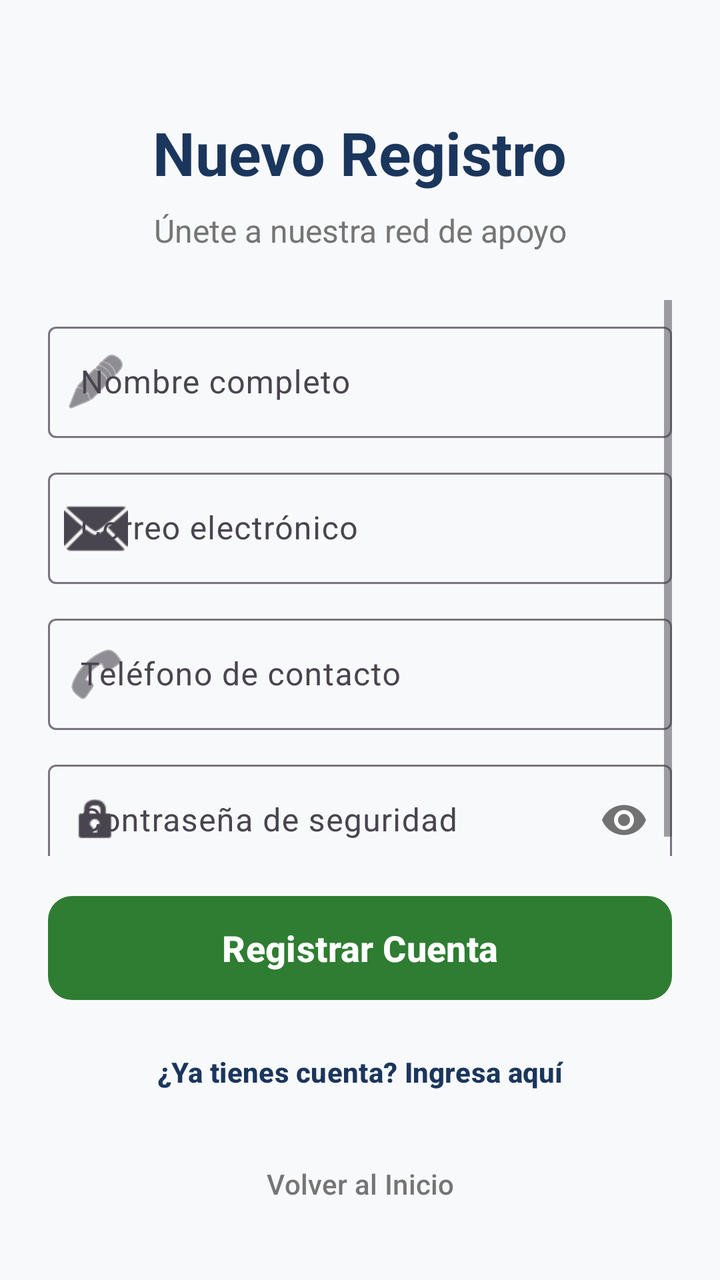
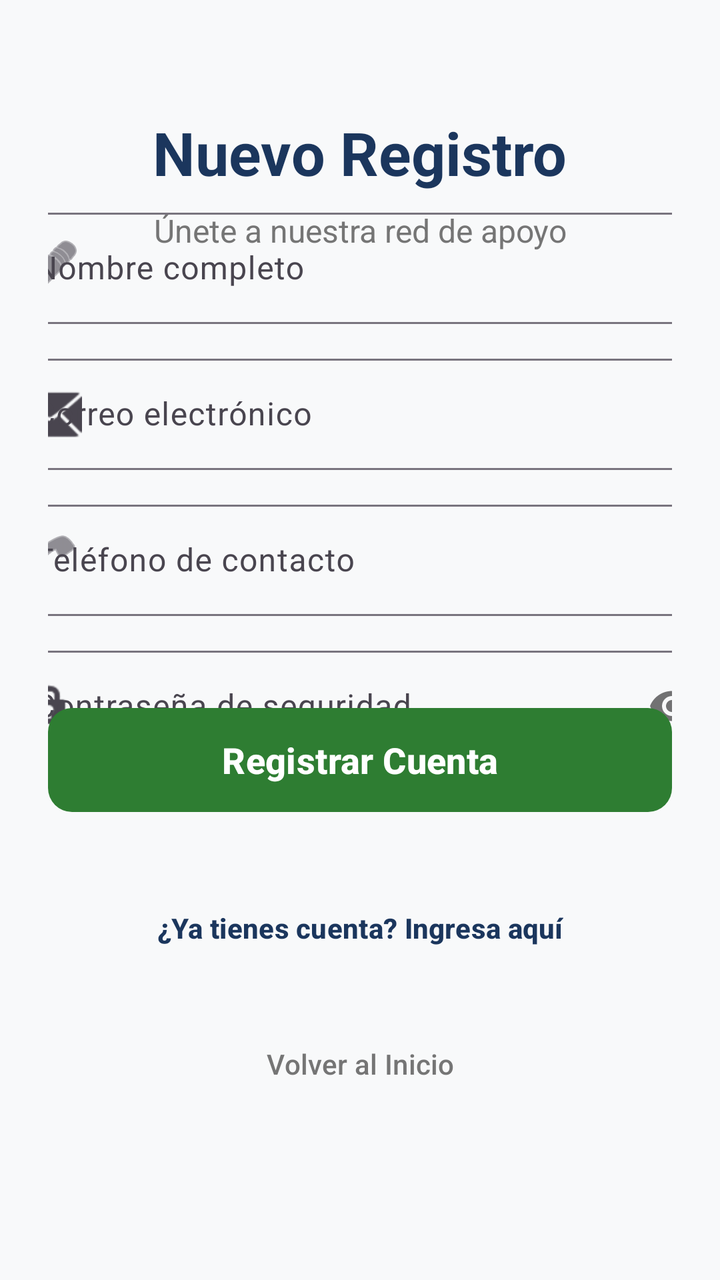

Two renders of the same Android screen: before a commit and after it. Below are the layout's source before the change and the commit's diff.
<!-- AndroidManifest.xml: application theme Theme.Voluntarios -->
<!-- res/layout/activity_registro_voluntario.xml -->
<?xml version="1.0" encoding="utf-8"?>
<androidx.constraintlayout.widget.ConstraintLayout xmlns:android="http://schemas.android.com/apk/res/android"
    xmlns:app="http://schemas.android.com/apk/res-auto"
    xmlns:tools="http://schemas.android.com/tools"
    android:layout_width="match_parent"
    android:layout_height="match_parent"
    android:background="@color/background_light"
    android:padding="24dp"
    tools:context=".RegistroVoluntarioActivity">

    <TextView
        android:id="@+id/txtRegTitulo"
        android:layout_width="wrap_content"
        android:layout_height="wrap_content"
        android:layout_marginTop="32dp"
        android:text="@string/reg_titulo"
        android:textColor="@color/primary_blue"
        android:textSize="30sp"
        android:textStyle="bold"
        app:layout_constraintLeft_toLeftOf="parent"
        app:layout_constraintRight_toRightOf="parent"
        app:layout_constraintTop_toTopOf="parent" />

    <TextView
        android:id="@+id/txtRegSubtitulo"
        android:layout_width="wrap_content"
        android:layout_height="wrap_content"
        android:layout_marginTop="8dp"
        android:text="@string/reg_subtitulo"
        android:textColor="@color/text_secondary"
        android:textSize="16sp"
        app:layout_constraintLeft_toLeftOf="parent"
        app:layout_constraintRight_toRightOf="parent"
        app:layout_constraintTop_toBottomOf="@id/txtRegTitulo" />

    <ScrollView
        android:layout_width="0dp"
        android:layout_height="0dp"
        android:layout_marginTop="24dp"
        android:layout_marginBottom="16dp"
        app:layout_constraintBottom_toTopOf="@+id/btnRegRegistrar"
        app:layout_constraintLeft_toLeftOf="parent"
        app:layout_constraintRight_toRightOf="parent"
        app:layout_constraintTop_toBottomOf="@id/txtRegSubtitulo">

        <LinearLayout
            android:layout_width="match_parent"
            android:layout_height="wrap_content"
            android:orientation="vertical">

            <com.google.android.material.textfield.TextInputLayout
                android:id="@+id/tilRegNombre"
                style="@style/Widget.Material3.TextInputLayout.OutlinedBox"
                android:layout_width="match_parent"
                android:layout_height="wrap_content"
                android:layout_marginTop="8dp"
                android:hint="@string/reg_hint_nombre"
                app:startIconDrawable="@android:drawable/ic_menu_edit">

                <com.google.android.material.textfield.TextInputEditText
                    android:id="@+id/edtRegNombre"
                    android:layout_width="match_parent"
                    android:layout_height="wrap_content"
                    android:inputType="textPersonName" />
            </com.google.android.material.textfield.TextInputLayout>

            <com.google.android.material.textfield.TextInputLayout
                android:id="@+id/tilRegEmail"
                style="@style/Widget.Material3.TextInputLayout.OutlinedBox"
                android:layout_width="match_parent"
                android:layout_height="wrap_content"
                android:layout_marginTop="12dp"
                android:hint="@string/reg_hint_email"
                app:startIconDrawable="@android:drawable/ic_dialog_email">

                <com.google.android.material.textfield.TextInputEditText
                    android:id="@+id/edtRegEmail"
                    android:layout_width="match_parent"
                    android:layout_height="wrap_content"
                    android:inputType="textEmailAddress" />
            </com.google.android.material.textfield.TextInputLayout>

            <com.google.android.material.textfield.TextInputLayout
                android:id="@+id/tilRegTelefono"
                style="@style/Widget.Material3.TextInputLayout.OutlinedBox"
                android:layout_width="match_parent"
                android:layout_height="wrap_content"
                android:layout_marginTop="12dp"
                android:hint="@string/reg_hint_telefono"
                app:startIconDrawable="@android:drawable/ic_menu_call">

                <com.google.android.material.textfield.TextInputEditText
                    android:id="@+id/edtRegTelefono"
                    android:layout_width="match_parent"
                    android:layout_height="wrap_content"
                    android:inputType="phone" />
            </com.google.android.material.textfield.TextInputLayout>

            <com.google.android.material.textfield.TextInputLayout
                android:id="@+id/tilRegPassword"
                style="@style/Widget.Material3.TextInputLayout.OutlinedBox"
                android:layout_width="match_parent"
                android:layout_height="wrap_content"
                android:layout_marginTop="12dp"
                android:hint="@string/reg_hint_password"
                app:passwordToggleEnabled="true"
                app:startIconDrawable="@android:drawable/ic_lock_idle_lock">

                <com.google.android.material.textfield.TextInputEditText
                    android:id="@+id/edtRegPassword"
                    android:layout_width="match_parent"
                    android:layout_height="wrap_content"
                    android:inputType="textPassword" />
            </com.google.android.material.textfield.TextInputLayout>

        </LinearLayout>
    </ScrollView>

    <com.google.android.material.button.MaterialButton
        android:id="@+id/btnRegRegistrar"
        android:layout_width="0dp"
        android:layout_height="60dp"
        android:layout_marginBottom="8dp"
        android:text="@string/reg_btn_registrar"
        android:textSize="18sp"
        android:textStyle="bold"
        app:backgroundTint="@color/secondary_green"
        app:cornerRadius="12dp"
        app:layout_constraintBottom_toTopOf="@+id/txtVolverAlLogin"
        app:layout_constraintLeft_toLeftOf="parent"
        app:layout_constraintRight_toRightOf="parent" />

    <com.google.android.material.button.MaterialButton
        android:id="@+id/txtVolverAlLogin"
        style="@style/Widget.Material3.Button.TextButton"
        android:layout_width="wrap_content"
        android:layout_height="wrap_content"
        android:layout_marginBottom="8dp"
        android:text="@string/reg_btn_login"
        android:textColor="@color/primary_blue"
        android:textStyle="bold"
        app:layout_constraintBottom_toTopOf="@+id/txtVolverAlMain"
        app:layout_constraintLeft_toLeftOf="parent"
        app:layout_constraintRight_toRightOf="parent" />

    <com.google.android.material.button.MaterialButton
        android:id="@+id/txtVolverAlMain"
        style="@style/Widget.Material3.Button.TextButton"
        android:layout_width="wrap_content"
        android:layout_height="wrap_content"
        android:text="@string/reg_btn_volver"
        android:textColor="@color/text_secondary"
        app:layout_constraintBottom_toBottomOf="parent"
        app:layout_constraintLeft_toLeftOf="parent"
        app:layout_constraintRight_toRightOf="parent" />

</androidx.constraintlayout.widget.ConstraintLayout>
<!-- resources referenced by this layout -->
<resources>
  <color name="background_light">#F8F9FA</color>
  <color name="primary_blue">#1B365D</color>
  <color name="secondary_green">#2E7D32</color>
  <color name="text_secondary">#757575</color>
  <string name="reg_btn_login">¿Ya tienes cuenta? Ingresa aquí</string>
  <string name="reg_btn_registrar">Registrar Cuenta</string>
  <string name="reg_btn_volver">Volver al Inicio</string>
  <string name="reg_hint_email">Correo electrónico</string>
  <string name="reg_hint_nombre">Nombre completo</string>
  <string name="reg_hint_password">Contraseña de seguridad</string>
  <string name="reg_hint_telefono">Teléfono de contacto</string>
  <string name="reg_subtitulo">Únete a nuestra red de apoyo</string>
  <string name="reg_titulo">Nuevo Registro</string>
  <style name="Theme.Voluntarios" parent="Base.Theme.Voluntarios" />
  <style name="Base.Theme.Voluntarios" parent="Theme.Material3.DayNight.NoActionBar">
          
          
      </style>
</resources>

<!-- the commit's change to res/layout/activity_registro_voluntario.xml (unified diff, before → after) -->
@@ -34,8 +34,8 @@
         app:layout_constraintTop_toBottomOf="@id/txtRegTitulo" />
 
     <ScrollView
-        android:layout_width="0dp"
-        android:layout_height="0dp"
+        android:layout_width="359dp"
+        android:layout_height="298dp"
         android:layout_marginTop="24dp"
         android:layout_marginBottom="16dp"
         app:layout_constraintBottom_toTopOf="@+id/btnRegRegistrar"
@@ -120,13 +120,14 @@
         android:id="@+id/btnRegRegistrar"
         android:layout_width="0dp"
         android:layout_height="60dp"
-        android:layout_marginBottom="8dp"
+        android:layout_marginBottom="30dp"
         android:text="@string/reg_btn_registrar"
         android:textSize="18sp"
         android:textStyle="bold"
         app:backgroundTint="@color/secondary_green"
         app:cornerRadius="12dp"
         app:layout_constraintBottom_toTopOf="@+id/txtVolverAlLogin"
+        app:layout_constraintHorizontal_bias="0.0"
         app:layout_constraintLeft_toLeftOf="parent"
         app:layout_constraintRight_toRightOf="parent" />
 
@@ -135,7 +136,7 @@
         style="@style/Widget.Material3.Button.TextButton"
         android:layout_width="wrap_content"
         android:layout_height="wrap_content"
-        android:layout_marginBottom="8dp"
+        android:layout_marginBottom="20dp"
         android:text="@string/reg_btn_login"
         android:textColor="@color/primary_blue"
         android:textStyle="bold"
@@ -148,6 +149,7 @@
         style="@style/Widget.Material3.Button.TextButton"
         android:layout_width="wrap_content"
         android:layout_height="wrap_content"
+        android:layout_marginBottom="60dp"
         android:text="@string/reg_btn_volver"
         android:textColor="@color/text_secondary"
         app:layout_constraintBottom_toBottomOf="parent"
